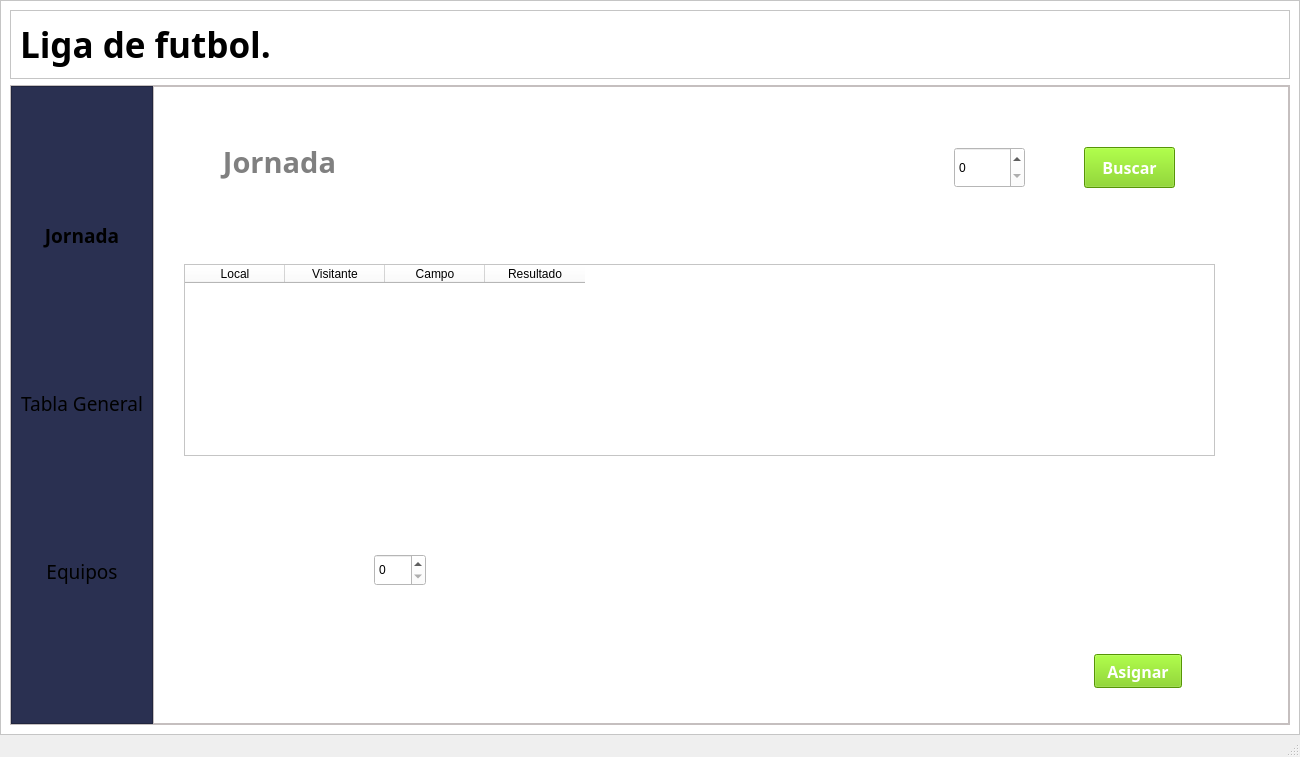
Above: Presentacion/InterfacesUI/ventana_principal.ui from Roycard0828/LigaFutbol before the change. Below: the same form after it.
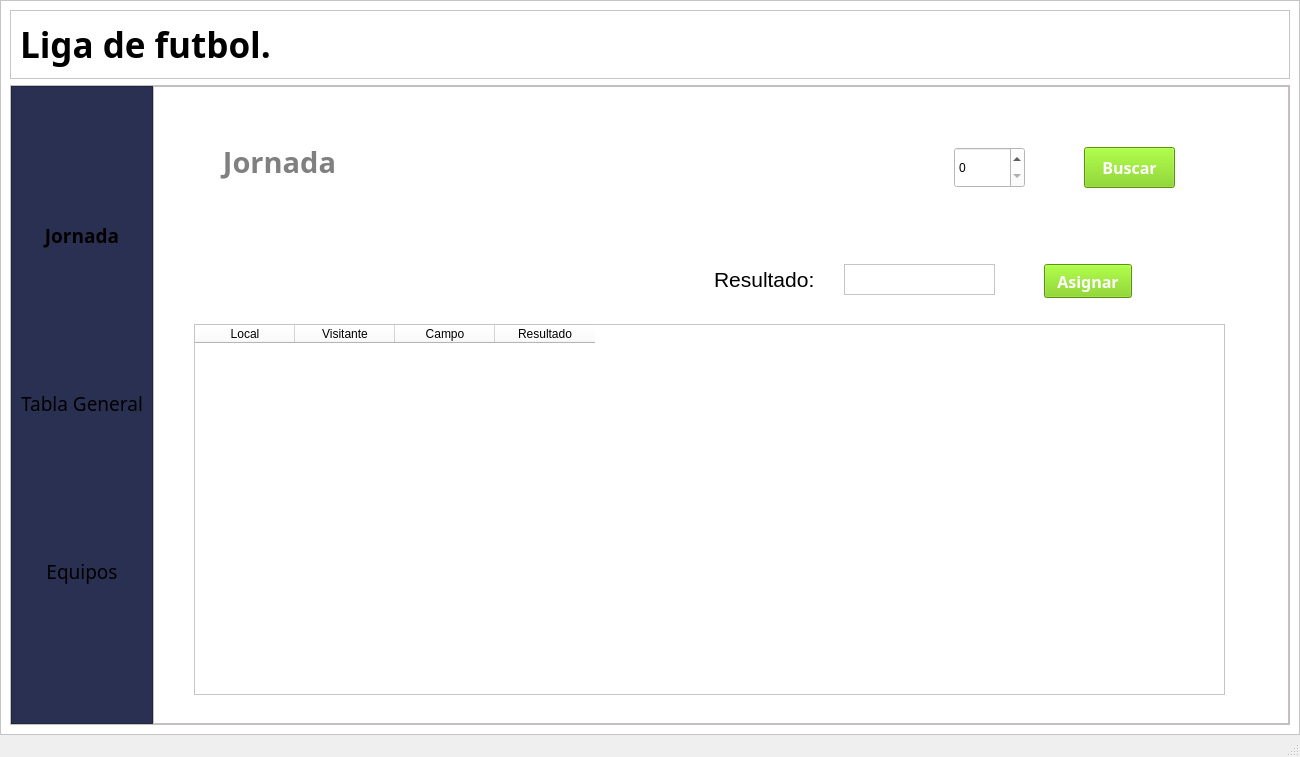
That is the form after the change.

Commit message: Funcionalidad para llenar la tabla de las jornadas COMPLETADA #11

Patch:
```diff
--- a/Presentacion/InterfacesUI/ventana_principal.ui
+++ b/Presentacion/InterfacesUI/ventana_principal.ui
@@ -729,10 +729,10 @@
                    <widget class="QTableWidget" name="TablaPartidos">
                     <property name="geometry">
                      <rect>
-                      <x>30</x>
-                      <y>50</y>
+                      <x>40</x>
+                      <y>110</y>
                       <width>1031</width>
-                      <height>192</height>
+                      <height>371</height>
                      </rect>
                     </property>
                     <property name="autoFillBackground">
@@ -786,21 +786,11 @@
                      </property>
                     </column>
                    </widget>
-                   <widget class="QSpinBox" name="spinBox">
+                   <widget class="QPushButton" name="BtnAsignarResultado">
                     <property name="geometry">
                      <rect>
-                      <x>220</x>
-                      <y>340</y>
-                      <width>52</width>
-                      <height>32</height>
-                     </rect>
-                    </property>
-                   </widget>
-                   <widget class="QPushButton" name="BtnAsignar">
-                    <property name="geometry">
-                     <rect>
-                      <x>940</x>
-                      <y>440</y>
+                      <x>890</x>
+                      <y>50</y>
                       <width>88</width>
                       <height>34</height>
                      </rect>
@@ -830,6 +820,35 @@
                      <string>Asignar</string>
                     </property>
                    </widget>
+                   <widget class="QTextEdit" name="TxtResultado">
+                    <property name="geometry">
+                     <rect>
+                      <x>690</x>
+                      <y>50</y>
+                      <width>151</width>
+                      <height>31</height>
+                     </rect>
+                    </property>
+                    <property name="styleSheet">
+                     <string notr="true">color:black;</string>
+                    </property>
+                   </widget>
+                   <widget class="QLabel" name="label_6">
+                    <property name="geometry">
+                     <rect>
+                      <x>560</x>
+                      <y>50</y>
+                      <width>101</width>
+                      <height>31</height>
+                     </rect>
+                    </property>
+                    <property name="styleSheet">
+                     <string notr="true">color:black;</string>
+                    </property>
+                    <property name="text">
+                     <string>&lt;html&gt;&lt;head/&gt;&lt;body&gt;&lt;p align=&quot;center&quot;&gt;&lt;span style=&quot; font-size:16pt;&quot;&gt;Resultado: &lt;/span&gt;&lt;/p&gt;&lt;/body&gt;&lt;/html&gt;</string>
+                    </property>
+                   </widget>
                   </widget>
                  </item>
                 </layout>
```
Left out of the diff: 6 changed lines with no effect on the pictures. The commit also changes 1 other file.
